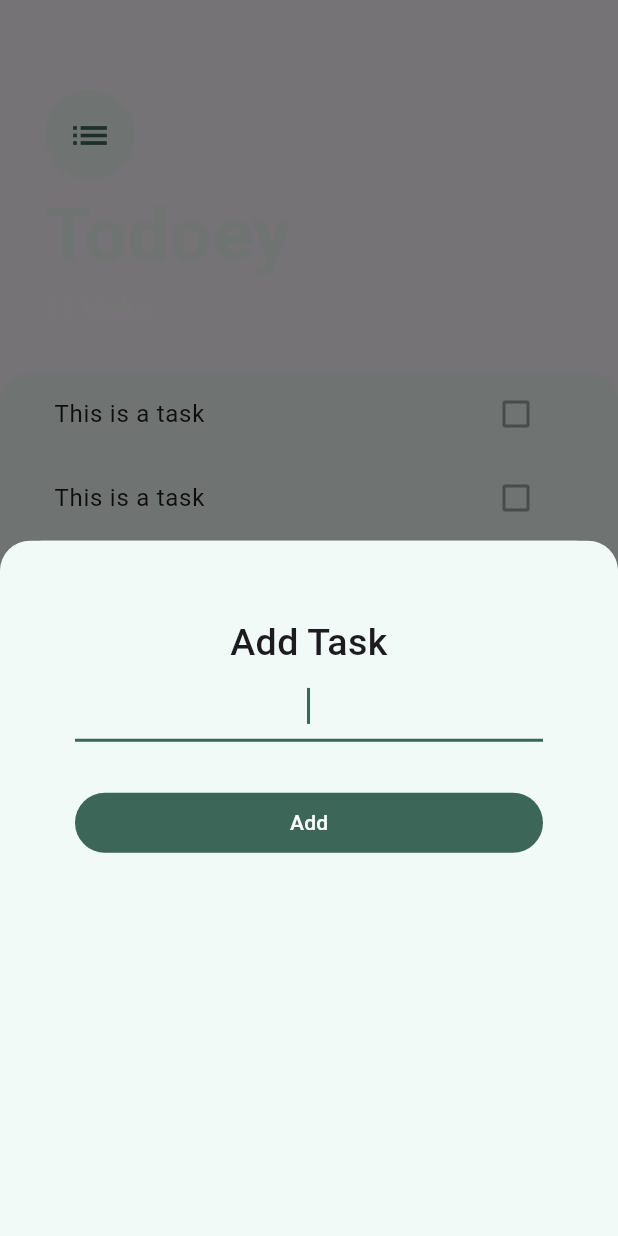
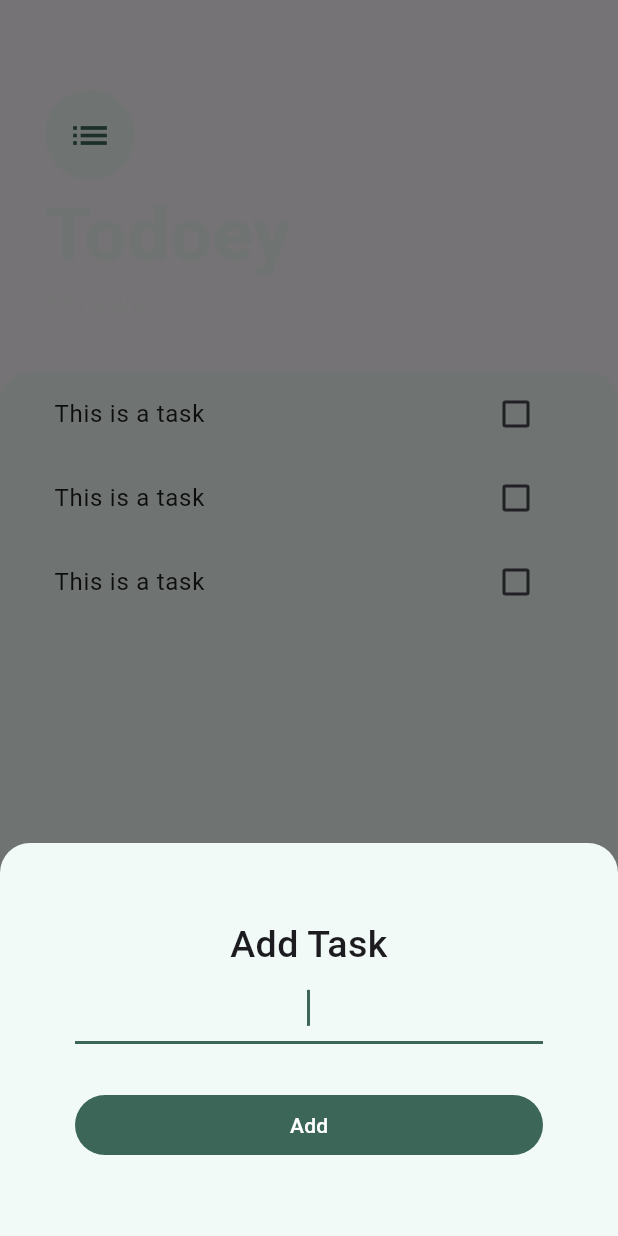
Before and after one commit to Artwot/todoey, a Flutter app: the screen it shows after launch, after a tap on the "add" icon, on a phone screen of 412 x 824 dp. Run offline on Flutter 3.47's test engine with Material 2 defaults, Android fonts, the phone set to English and light mode, and no system bars.

Commit message:
Add state to TaskTile widget

```diff
--- a/lib/screens/tasks_screen.dart
+++ b/lib/screens/tasks_screen.dart
@@ -13,7 +13,14 @@ class TasksScreen extends StatelessWidget {
         onPressed: () {
           showModalBottomSheet(
             context: context,
-            builder: (context) => const AddTaskScreen(),
+            builder: (context) => SingleChildScrollView(
+              child: Container(
+                padding: EdgeInsets.only(
+                  bottom: MediaQuery.of(context).viewInsets.bottom,
+                ),
+                child: const AddTaskScreen(),
+              ),
+            ),
           );
         },
         child: const Icon(Icons.add),
--- a/lib/widgets/task_tile.dart
+++ b/lib/widgets/task_tile.dart
@@ -1,18 +1,53 @@
 import 'package:flutter/material.dart';
 
-class TaskTile extends StatelessWidget {
+class TaskTile extends StatefulWidget {
   const TaskTile({
     super.key,
   });
 
   @override
+  State<TaskTile> createState() => _TaskTileState();
+}
+
+class _TaskTileState extends State<TaskTile> {
+  bool isChecked = false;
+
+  @override
   Widget build(BuildContext context) {
-    return const ListTile(
-      title: Text('This is a task'),
-      trailing: Checkbox(
-        value: false,
-        onChanged: null,
+    return ListTile(
+      title: Text(
+        'This is a task',
+        style: TextStyle(
+          decoration: isChecked ? TextDecoration.lineThrough : null,
+        ),
+      ),
+      trailing: TaskCheckbox(
+        checkboxState: isChecked,
+        toggleCheckboxState: (bool? checkboxState) {
+          setState(() {
+            isChecked = checkboxState ?? true;
+          });
+        },
       ),
     );
   }
 }
+
+class TaskCheckbox extends StatelessWidget {
+  const TaskCheckbox({
+    super.key,
+    required this.checkboxState,
+    required this.toggleCheckboxState,
+  });
+
+  final bool checkboxState;
+  final Function(bool?) toggleCheckboxState;
+
+  @override
+  Widget build(BuildContext context) {
+    return Checkbox(
+      value: checkboxState,
+      onChanged: toggleCheckboxState,
+    );
+  }
+}
```
